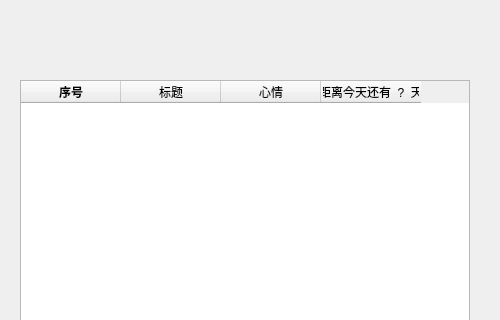
Qt form realProgect/countdowndaysmc.ui (Arthur381/QTproject) before a commit; both pictures show x 0 to 500 and y 0 to 320 of the 500 by 700 pixel window.
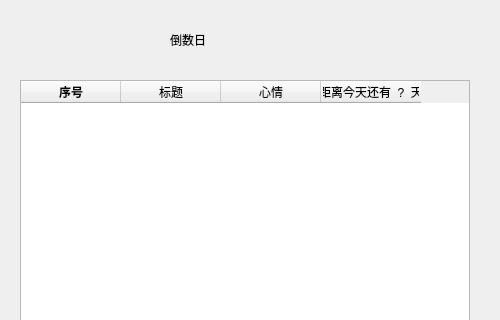
The same form after that commit. Icons and pictures are not drawn.

Commit message:
完成了label的编辑
嗯嗯嗯

Diff of the .ui file:
```diff
--- a/realProgect/countdowndaysmc.ui
+++ b/realProgect/countdowndaysmc.ui
@@ -118,6 +118,22 @@
     </property>
    </column>
   </widget>
+  <widget class="QLabel" name="daoshu">
+   <property name="geometry">
+    <rect>
+     <x>170</x>
+     <y>9</y>
+     <width>211</width>
+     <height>61</height>
+    </rect>
+   </property>
+   <property name="styleSheet">
+    <string notr="true">font: 48pt &quot;华文彩云&quot;;</string>
+   </property>
+   <property name="text">
+    <string>倒数日</string>
+   </property>
+  </widget>
  </widget>
  <resources/>
  <connections/>
```
The commit also changes 12 other files.
